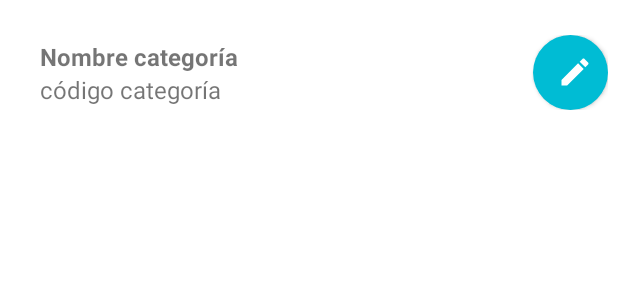
After one commit to lucho0841/StorageApp, an Android app: the layout grid_item_category.xml on its own in the app's theme, with its tools: preview values and no code run, on a phone screen of 412 x 824 dp. The commit adds this screen. Shown: the top 300 px of the screen. Run offline under Robolectric (Android 15) with nearby library versions, the phone set to English and light mode, and no system bars.

Commit message:
implementación listar categoría

```diff
--- /dev/null
+++ b/app/src/main/res/layout/grid_item_category.xml
@@ -0,0 +1,53 @@
+<?xml version="1.0" encoding="utf-8"?>
+<LinearLayout xmlns:android="http://schemas.android.com/apk/res/android"
+    android:layout_width="match_parent"
+    android:layout_height="wrap_content"
+    xmlns:app="http://schemas.android.com/apk/res-auto"
+    android:orientation="horizontal"
+    android:layout_margin="10px">
+
+    <LinearLayout
+        android:layout_width="200dp"
+        android:layout_height="wrap_content"
+        android:orientation="vertical"
+        android:layout_margin="20dp">
+
+        <TextView
+            android:id="@+id/txtNameCategory"
+            android:layout_width="wrap_content"
+            android:layout_height="wrap_content"
+            android:textSize="16dp"
+            android:textStyle="bold"
+            android:text="Nombre categoría"
+            />
+        <TextView
+            android:id="@+id/txtCodeCategory"
+            android:layout_width="wrap_content"
+            android:layout_height="wrap_content"
+            android:textSize="16dp"
+            android:text="código categoría"/>
+
+
+
+    </LinearLayout>
+
+    <RelativeLayout
+        android:layout_width="wrap_content"
+        android:layout_height="wrap_content"
+        android:orientation="horizontal"
+        android:layout_gravity="center">
+
+        <Button
+            android:id="@+id/btnEditCategory"
+            android:layout_width="50dp"
+            android:layout_height="50dp"
+            android:layout_alignParentRight="true"
+            android:background="@drawable/rounded_button"
+            android:backgroundTint="@color/red"
+            app:icon="@drawable/ic_baseline_edit_24" />
+
+    </RelativeLayout>
+
+
+
+</LinearLayout>
```
Also changed, not shown: app/src/main/java/com/example/storageapp/controller/CategoryAdapter.java (added, +59 -0 lines), app/src/main/java/com/example/storageapp/fragments/CategoriesFragment.java (+109 -3 lines), app/src/main/res/layout/fragment_categories.xml (+6 -20 lines).
